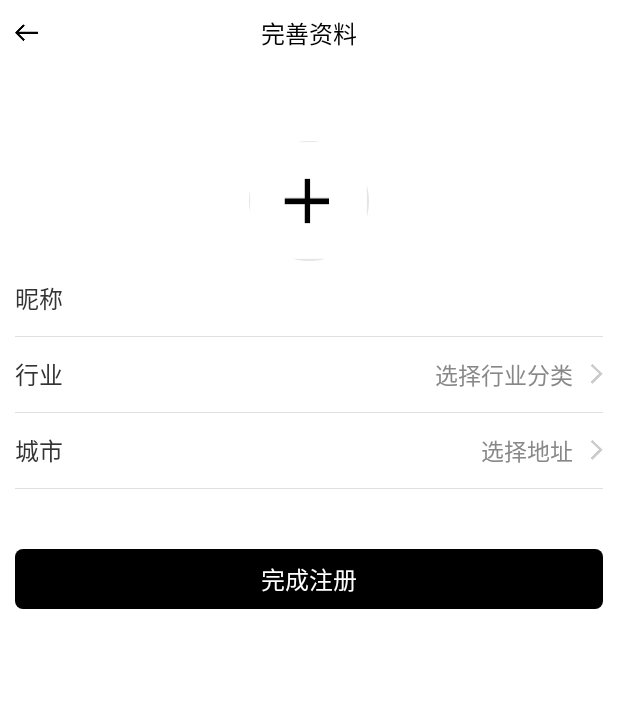
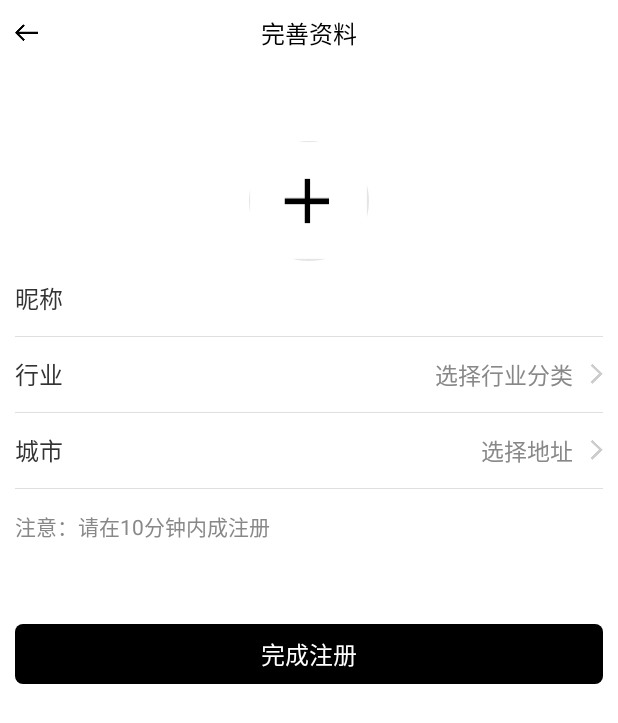
Before and after one commit to LiXinKeJi/JinRongPingTai-Android, an Android app: the ActivityBaseInfo screen opened directly, with no data from a screen before it, on a phone screen of 412 x 824 dp. Shown: the top 723 px of the screen. Run offline under Robolectric (Android 15) with nearby library versions, the phone set to English and light mode, and no system bars; libraries missing offline, so code that uses them is left out: com.lling.photopicker, com.makeramen.roundedimageview, com.yhrun.alchemy; plain views replace RoundedImageView; pictures from the network do not load; 4 statements that could not run were skipped.

Commit message:
2018.06.23修改

```diff
--- a/app/src/main/java/com/finance/client/activity/ActivityBaseInfo.java
+++ b/app/src/main/java/com/finance/client/activity/ActivityBaseInfo.java
@@ -244,7 +244,6 @@ public class ActivityBaseInfo extends BaseActivity {
                         return;
                     }
                     category = obj.getJSONArray("flist");
-                    ToastUtils.makeText(ActivityBaseInfo.this, "获取分类数据成功");
                 } catch (JSONException e) {
                     e.printStackTrace();
                 }
--- a/app/src/main/java/com/finance/client/activity/ModifyUserInfoActivity.java
+++ b/app/src/main/java/com/finance/client/activity/ModifyUserInfoActivity.java
@@ -187,7 +187,6 @@ public class ModifyUserInfoActivity extends BaseActivity {
                         return;
                     }
                     category = obj.getJSONArray("flist");
-                    ToastUtils.makeText(ModifyUserInfoActivity.this, "获取分类数据成功");
                 } catch (JSONException e) {
                     e.printStackTrace();
                 }
--- a/app/src/main/java/com/finance/client/activity/RegistActivity.java
+++ b/app/src/main/java/com/finance/client/activity/RegistActivity.java
@@ -125,9 +125,9 @@ public class RegistActivity extends BaseActivity{
             Toast.makeText(this, "两次密码不一致", Toast.LENGTH_SHORT).show();
             return;
         }
-        Intent intent = new Intent(RegistActivity.this,ActivityBaseInfo.class);
-        startActivity(intent);
-        finish();
+//        Intent intent = new Intent(RegistActivity.this,ActivityBaseInfo.class);
+//        startActivity(intent);
+//        finish();
 
         getRegister(phoneNum, ToolUtil.md5(password));
 
--- a/app/src/main/res/layout/activity_base_info.xml
+++ b/app/src/main/res/layout/activity_base_info.xml
@@ -124,6 +124,16 @@
         android:layout_marginRight="10dp"
         android:background="#dfdfdf"/>
 
+    <TextView
+        android:layout_marginLeft="10dp"
+        android:layout_marginRight="10dp"
+        android:layout_width="wrap_content"
+        android:layout_height="50dp"
+        android:textColor="#888888"
+        android:textSize="14sp"
+        android:gravity="center_vertical"
+        android:text="注意：请在10分钟内成注册"/>
+
     <RelativeLayout
         android:id="@+id/SubmitBtn"
         android:layout_width="match_parent"
--- a/app/src/main/res/layout/main_activity.xml
+++ b/app/src/main/res/layout/main_activity.xml
@@ -78,7 +78,7 @@
                         android:layout_width="match_parent"
                         android:layout_height="wrap_content"
                         android:gravity="center"
-                        android:text="订购者"
+                        android:text="订购"
                         android:textColor="#999999"
                         android:textSize="14sp" />
                 </LinearLayout>
--- a/app/src/main/res/layout/remark_layout.xml
+++ b/app/src/main/res/layout/remark_layout.xml
@@ -17,7 +17,7 @@
             android:id="@+id/Edit"
             android:layout_width="match_parent"
             android:layout_height="wrap_content"
-            android:background="@null"
+            android:background="@color/white"
             android:textSize="16sp"
             android:textColor="#333333"
             android:hint="输入备注信息"
```
Also changed, not shown: app/src/main/java/com/finance/client/activity/CompanyInfoActivity.java (+6 -2 lines), app/src/main/java/com/finance/client/activity/RemarkActivity.java (+8 -1 lines), app/src/main/java/com/finance/client/activity/SearchActivity.java (+14 -1 lines), app/src/main/java/com/finance/client/adapter/MasterAdapter.java (+21 -26 lines), app/src/main/java/com/finance/client/fragment/MasterFragment.java (+25 -24 lines), app/src/main/java/com/finance/client/model/MasterDao.java (+9 -0 lines), app/src/main/res/layout/activity_company_layout.xml (+11 -3 lines), app/src/main/res/layout/master_item_layout.xml (+2 -5 lines).
